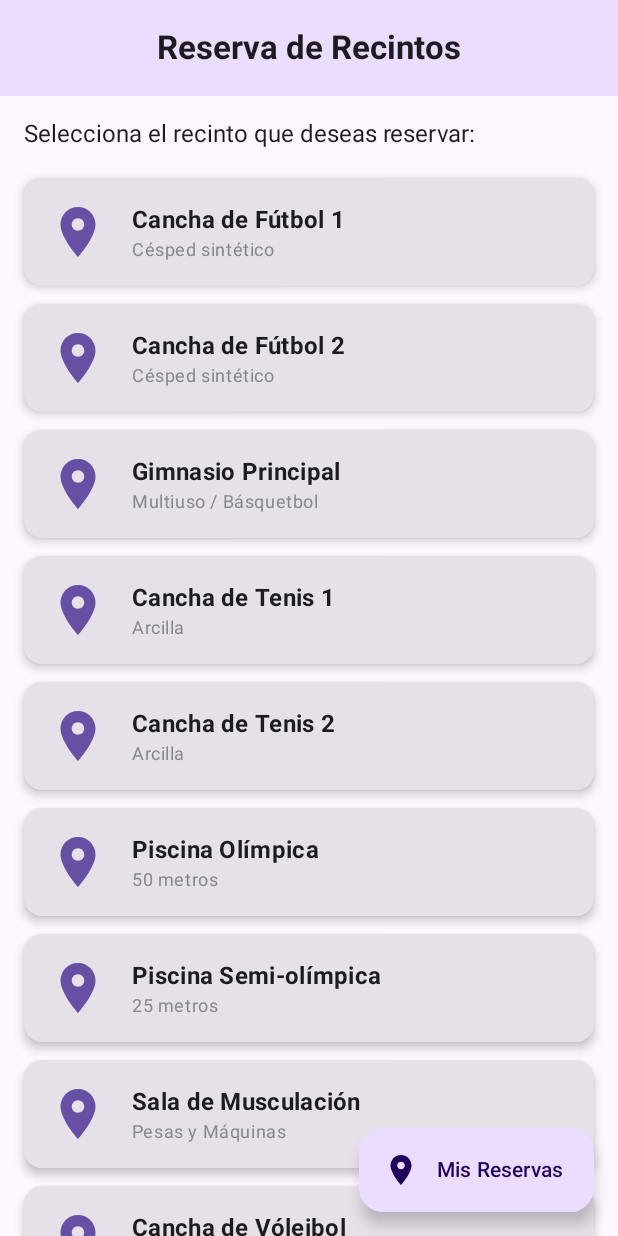
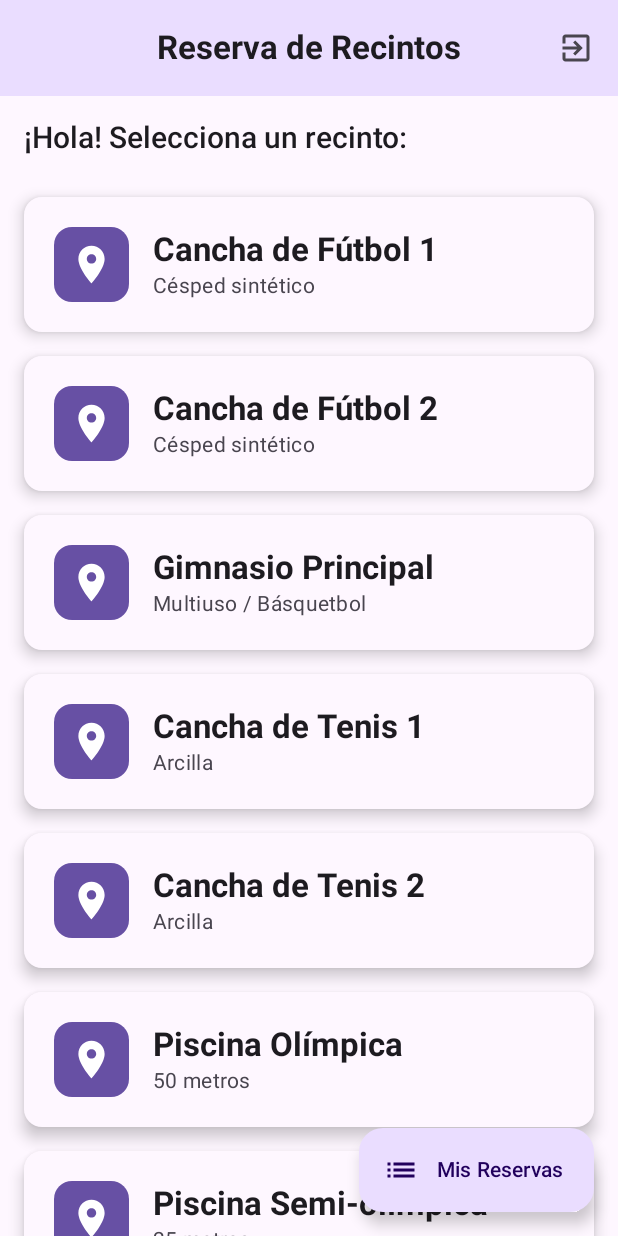
Before and after one commit to trejoduoc/ReservaEM, an Android app built with Jetpack Compose: the AlumnoHomeScreen screen opened through its navigation route, on a phone screen of 412 x 824 dp. Run offline under Robolectric (Android 15) with nearby library versions, the phone set to English and light mode, and no system bars; our stand-ins replace Firebase (no records; nobody signed in at launch, a user with empty details on screens opened directly).

Commit message:
Fix: Final polish of AlumnoHomeScreen, stabilize icons and colors, and finalize navigation

```diff
--- a/app2/app/src/main/java/com/sebatrejo/resem/MainActivity.kt
+++ b/app2/app/src/main/java/com/sebatrejo/resem/MainActivity.kt
@@ -46,11 +46,18 @@ class MainActivity : ComponentActivity() {
 
                 composable("alumno_home") {
                     AlumnoHomeScreen(
+                        authViewModel = authViewModel,
                         onRecintoSelected = { recinto ->
                             navController.navigate("reserva_form/${recinto.id}/${recinto.nombre}")
                         },
                         onViewMyReservations = {
                             navController.navigate("mis_reservas")
+                        },
+                        onLogout = {
+                            authViewModel.logout()
+                            navController.navigate("login") {
+                                popUpTo("login") { inclusive = true }
+                            }
                         }
                     )
                 }
--- a/app2/app/src/main/java/com/sebatrejo/resem/ui/screens/AlumnoHomeScreen.kt
+++ b/app2/app/src/main/java/com/sebatrejo/resem/ui/screens/AlumnoHomeScreen.kt
@@ -5,7 +5,7 @@ import androidx.compose.foundation.layout.*
 import androidx.compose.foundation.lazy.LazyColumn
 import androidx.compose.foundation.lazy.items
 import androidx.compose.material.icons.Icons
-import androidx.compose.material.icons.filled.Place
+import androidx.compose.material.icons.filled.*
 import androidx.compose.material3.*
 import androidx.compose.runtime.Composable
 import androidx.compose.ui.Alignment
@@ -15,10 +15,16 @@ import androidx.compose.ui.text.font.FontWeight
 import androidx.compose.ui.unit.dp
 import androidx.compose.ui.unit.sp
 import com.sebatrejo.resem.data.Recinto
+import com.sebatrejo.resem.ui.viewmodel.AuthViewModel
 
 @OptIn(ExperimentalMaterial3Api::class)
 @Composable
-fun AlumnoHomeScreen(onRecintoSelected: (Recinto) -> Unit, onViewMyReservations: () -> Unit) {
+fun AlumnoHomeScreen(
+    authViewModel: AuthViewModel,
+    onRecintoSelected: (Recinto) -> Unit,
+    onViewMyReservations: () -> Unit,
+    onLogout: () -> Unit
+) {
     val recintos = listOf(
         Recinto(id = "1", nombre = "Cancha de Fútbol 1", descripcion = "Césped sintético"),
         Recinto(id = "2", nombre = "Cancha de Fútbol 2", descripcion = "Césped sintético"),
@@ -40,6 +46,11 @@ fun AlumnoHomeScreen(onRecintoSelected: (Recinto) -> Unit, onViewMyReservations:
         topBar = {
             CenterAlignedTopAppBar(
                 title = { Text("Reserva de Recintos", fontWeight = FontWeight.Bold) },
+                actions = {
+                    IconButton(onClick = onLogout) {
+                        Icon(Icons.Default.ExitToApp, contentDescription = "Cerrar Sesión")
+                    }
+                },
                 colors = TopAppBarDefaults.centerAlignedTopAppBarColors(
                     containerColor = MaterialTheme.colorScheme.primaryContainer
                 )
@@ -48,7 +59,7 @@ fun AlumnoHomeScreen(onRecintoSelected: (Recinto) -> Unit, onViewMyReservations:
         floatingActionButton = {
             ExtendedFloatingActionButton(
                 onClick = onViewMyReservations,
-                icon = { Icon(Icons.Default.Place, contentDescription = null) },
+                icon = { Icon(Icons.Default.List, contentDescription = null) },
                 text = { Text("Mis Reservas") }
             )
         }
@@ -58,13 +69,14 @@ fun AlumnoHomeScreen(onRecintoSelected: (Recinto) -> Unit, onViewMyReservations:
                 .fillMaxSize()
                 .padding(padding),
             contentPadding = PaddingValues(16.dp),
-            verticalArrangement = Arrangement.spacedBy(12.dp)
+            verticalArrangement = Arrangement.spacedBy(16.dp)
         ) {
             item {
                 Text(
-                    text = "Selecciona el recinto que deseas reservar:",
-                    fontSize = 16.sp,
-                    modifier = Modifier.padding(bottom = 8.dp)
+                    text = "¡Hola! Selecciona un recinto:",
+                    fontSize = 20.sp,
+                    fontWeight = FontWeight.Medium,
+                    modifier = Modifier.padding(bottom = 12.dp)
                 )
             }
             items(recintos) { recinto ->
@@ -76,35 +88,52 @@ fun AlumnoHomeScreen(onRecintoSelected: (Recinto) -> Unit, onViewMyReservations:
 
 @Composable
 fun RecintoCard(recinto: Recinto, onClick: () -> Unit) {
+    val icon = when {
+        recinto.nombre.contains("Fútbol", ignoreCase = true) -> Icons.Default.Place // Fallback seguro
+        recinto.nombre.contains("Tenis", ignoreCase = true) -> Icons.Default.Place
+        recinto.nombre.contains("Piscina", ignoreCase = true) -> Icons.Default.Place
+        else -> Icons.Default.Place
+    }
+
     Card(
         modifier = Modifier
             .fillMaxWidth()
             .clickable { onClick() },
-        elevation = CardDefaults.cardElevation(defaultElevation = 4.dp)
+        elevation = CardDefaults.cardElevation(defaultElevation = 6.dp),
+        colors = CardDefaults.cardColors(containerColor = MaterialTheme.colorScheme.surface)
     ) {
         Row(
             modifier = Modifier
-                .padding(16.dp)
+                .padding(20.dp)
                 .fillMaxWidth(),
             verticalAlignment = Alignment.CenterVertically
         ) {
-            Icon(
-                imageVector = Icons.Default.Place,
-                contentDescription = null,
-                tint = MaterialTheme.colorScheme.primary,
-                modifier = Modifier.size(40.dp)
-            )
+            Surface(
+                modifier = Modifier.size(50.dp),
+                shape = MaterialTheme.shapes.medium,
+                color = MaterialTheme.colorScheme.primary
+            ) {
+                Box(contentAlignment = Alignment.Center) {
+                    Icon(
+                        imageVector = icon,
+                        contentDescription = null,
+                        tint = Color.White,
+                        modifier = Modifier.size(30.dp)
+                    )
+                }
+            }
             Spacer(modifier = Modifier.width(16.dp))
             Column {
                 Text(
                     text = recinto.nombre,
-                    style = MaterialTheme.typography.titleMedium,
-                    fontWeight = FontWeight.Bold
+                    style = MaterialTheme.typography.titleLarge,
+                    fontWeight = FontWeight.Bold,
+                    color = MaterialTheme.colorScheme.onSurface
                 )
                 Text(
                     text = recinto.descripcion,
-                    style = MaterialTheme.typography.bodySmall,
-                    color = Color.Gray
+                    style = MaterialTheme.typography.bodyMedium,
+                    color = MaterialTheme.colorScheme.onSurfaceVariant
                 )
             }
         }
```
